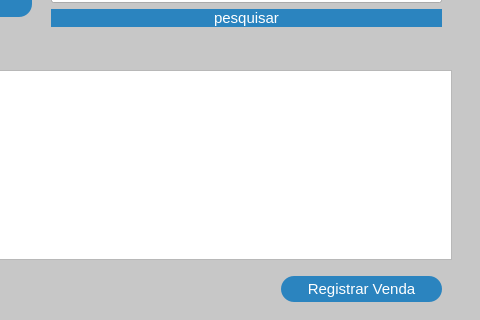
The window that venda.ui (GabR36/QEstoqueLoja) describes before a commit, drawn with Qt 5; both pictures show x 289 to 769 and y 254 to 574 of the 769 by 574 pixel window.
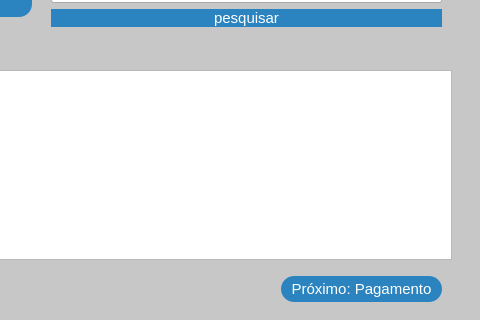
The same window after the commit.

Commit message:
% na taxa, proximo: pagamento no botao de registrar venda
e impedir aumento ou diminuicao do tamanho da janela.

Patch:
```diff
--- a/venda.ui
+++ b/venda.ui
@@ -127,7 +127,7 @@
     </rect>
    </property>
    <property name="text">
-    <string>Registrar Venda</string>
+    <string>Próximo: Pagamento</string>
    </property>
    <property name="autoDefault">
     <bool>false</bool>
```
The commit also changes 1 other file.
